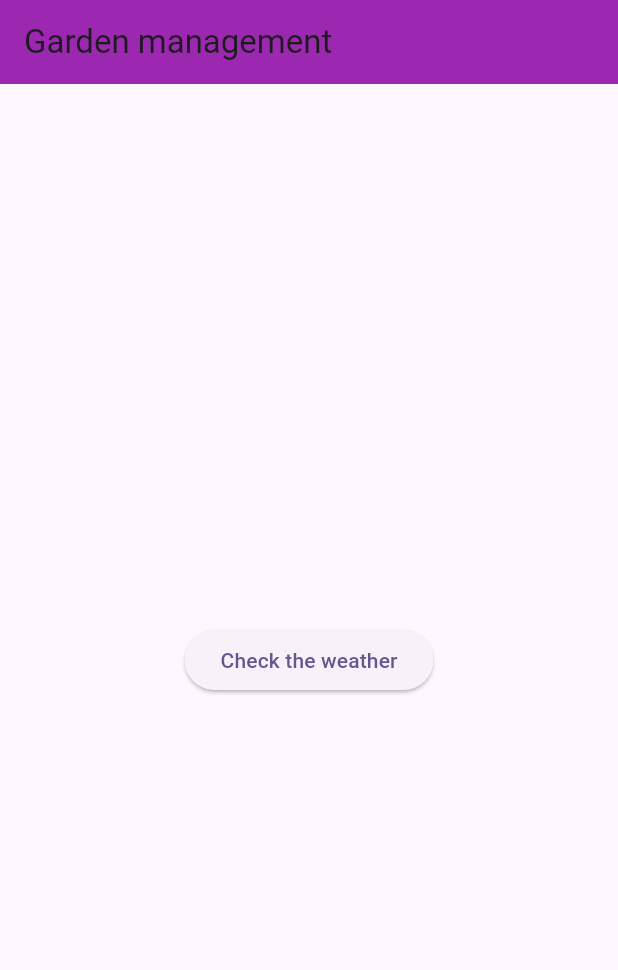
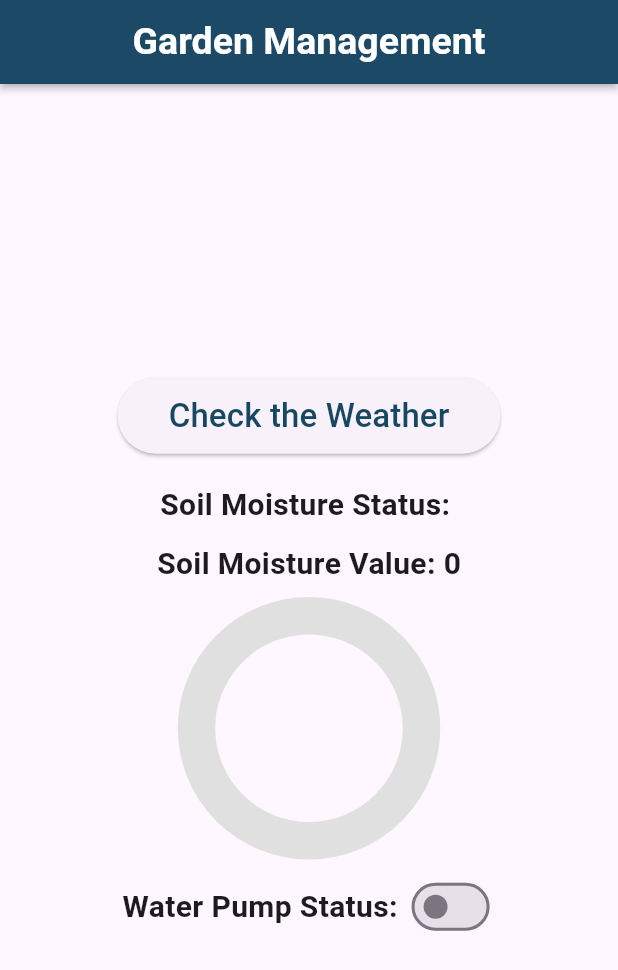
Before and after one commit to Sharangan13/iot_project, a Flutter app: the screen it shows after launch, on a phone screen of 412 x 824 dp. Shown: the top 970 px of the screen. Run offline on Flutter 3.47's test engine with Material 3 defaults, Android fonts, the phone set to English and light mode, and no system bars; our stand-ins replace firebase_core, firebase_database, weather; accounts and stored records are empty.

Commit message:
Connect the firebase realtime database , complete the app

```diff
--- a/lib/Pages/home_page.dart
+++ b/lib/Pages/home_page.dart
@@ -1,5 +1,8 @@
+import 'package:firebase_database/firebase_database.dart';
+import 'package:flutter/animation.dart';
+import 'package:flutter/cupertino.dart';
 import 'package:flutter/material.dart';
-import 'weather_page.dart'; // Import your WeatherPage file here
+import 'package:iot_project/Pages/weather_page.dart';
 
 class HomePage extends StatefulWidget {
   @override
@@ -7,22 +10,125 @@ class HomePage extends StatefulWidget {
 }
 
 class _HomePageState extends State<HomePage> {
+  final DatabaseReference _database = FirebaseDatabase.instance.reference();
+  String soilMoistureStatus = '';
+  int soilMoistureValue = 0;
+  bool waterPumpStatus = false;
+
+  @override
+  void initState() {
+    super.initState();
+    _setUpDatabaseListeners();
+  }
+
+  void _setUpDatabaseListeners() {
+    _database.child('soil_moister').onValue.listen((event) {
+      if (event.snapshot.value != null && event.snapshot.value is Map) {
+        Map<dynamic, dynamic> values =
+            event.snapshot.value as Map<dynamic, dynamic>;
+        setState(() {
+          soilMoistureStatus = values['status'] ?? '';
+          soilMoistureValue = values['value'] ?? 0;
+          waterPumpStatus = values['water_pumb'] == 'on';
+        });
+      }
+    });
+  }
+
+  Color _getProgressColor(int value) {
+    if (value >= 0 && value <= 2165) {
+      return Colors.green;
+    } else if (value > 2165 && value <= 2500) {
+      return Colors.yellow;
+    } else if (value > 2500 && value <= 3135) {
+      return Colors.orange;
+    } else {
+      return Colors.red;
+    }
+  }
+
+  void _toggleWaterPump(bool newValue) {
+    _database.child('soil_moister').update({
+      'water_pumb': newValue ? 'on' : 'off',
+    });
+  }
+
   @override
   Widget build(BuildContext context) {
+    double progressValue = soilMoistureValue / 3500.0;
+
     return Scaffold(
       appBar: AppBar(
-        backgroundColor: Colors.purple,
-        title: Text("Garden management"),
+        backgroundColor: Color(0xFF164863),
+        elevation: 2,
+        shadowColor: Colors.black,
+        title: Text(
+          "Garden Management",
+          style: TextStyle(
+            fontWeight: FontWeight.bold,
+            fontSize: 25,
+            color: Colors.white,
+          ),
+        ),
+        centerTitle: true,
       ),
       body: Center(
-        child: ElevatedButton(
+        child: Column(
+          mainAxisAlignment: MainAxisAlignment.center,
+          children: [
+            ElevatedButton(
               onPressed: () {
                 Navigator.push(
                   context,
                   MaterialPageRoute(builder: (context) => WeatherPage()),
                 );
               },
-          child: Text('Check the weather'),
+              child: Padding(
+                padding: const EdgeInsets.all(10.0),
+                child: Text(
+                  'Check the Weather',
+                  style: TextStyle(fontSize: 22, color: Color(0xFF164863)),
+                ),
+              ),
+            ),
+            SizedBox(height: 20),
+            Text(
+              'Soil Moisture Status: $soilMoistureStatus',
+              style: TextStyle(fontSize: 20, fontWeight: FontWeight.w600),
+            ),
+            SizedBox(height: 10),
+            Text(
+              'Soil Moisture Value: $soilMoistureValue',
+              style: TextStyle(fontSize: 20, fontWeight: FontWeight.w600),
+            ),
+            SizedBox(height: 20),
+            Container(
+              height: 150,
+              width: 150,
+              child: CircularProgressIndicator(
+                value: progressValue,
+                strokeWidth: 25,
+                backgroundColor: Colors.grey[300],
+                valueColor: AlwaysStoppedAnimation<Color>(
+                  _getProgressColor(soilMoistureValue),
+                ),
+              ),
+            ),
+            SizedBox(height: 20),
+            Row(
+              mainAxisAlignment: MainAxisAlignment.center,
+              children: [
+                Text(
+                  'Water Pump Status: ',
+                  style: TextStyle(fontSize: 20, fontWeight: FontWeight.w600),
+                ),
+                Switch(
+                  value: waterPumpStatus,
+                  onChanged: _toggleWaterPump,
+                ),
+              ],
+            ),
+          ],
         ),
       ),
     );
--- a/pubspec.yaml
+++ b/pubspec.yaml
@@ -19,7 +19,7 @@ publish_to: 'none' # Remove this line if you wish to publish to pub.dev
 version: 1.0.0+1
 
 environment:
-  sdk: '>=3.0.5 <4.0.0'
+  sdk: '>=3.2.0 <4.0.0'
 
 # Dependencies specify other packages that your package needs in order to work.
 # To automatically upgrade your package dependencies to the latest versions
@@ -37,6 +37,8 @@ dependencies:
   cupertino_icons: ^1.0.2
   weather: ^3.1.1
   intl: ^0.19.0
+  firebase_core: ^2.25.4
+  firebase_database: ^10.4.5
 
 dev_dependencies:
   flutter_test:
```
Also changed, not shown: lib/Pages/weather_page.dart (+57 -48 lines), lib/main.dart (+16 -5 lines), lib/firebase_options.dart (added), pubspec.lock, 11 other files. Lines whose indentation alone changed are shown as unchanged.
